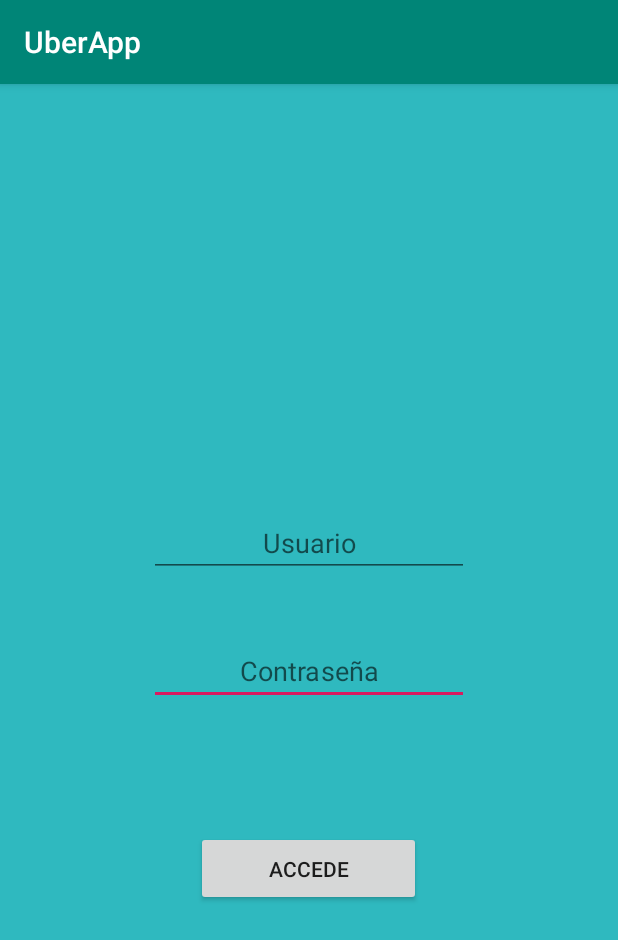
After one commit to spozap/JdaUber, an Android app: the LoginDriver screen opened directly, with no data from a screen before it, on a phone screen of 412 x 824 dp. The commit adds this screen. Shown: the top 940 px of the screen. Run offline under Robolectric (Android 15) with nearby library versions, the phone set to English and light mode, and no system bars.

Commit message:
Creada pantalla de login para conductores

```diff
--- a/app/src/main/AndroidManifest.xml
+++ b/app/src/main/AndroidManifest.xml
@@ -26,6 +26,9 @@
                 <category android:name="android.intent.category.LAUNCHER" />
             </intent-filter>
         </activity>
+        <activity android:name=".LoginDriver">
+
+        </activity>
     </application>
 
 </manifest>
--- /dev/null
+++ b/app/src/main/java/com/example/uberapp/LoginDriver.java
@@ -0,0 +1,67 @@
+package com.example.uberapp;
+
+import android.content.Intent;
+import android.os.Bundle;
+import android.view.View;
+import android.widget.Button;
+import android.widget.TextView;
+
+import androidx.appcompat.app.AppCompatActivity;
+
+public class LoginDriver extends AppCompatActivity {
+
+    private Button btnLoginDriver;
+    private TextView userDriver;
+    private TextView passDriver;
+    private TextView tries;
+    private int intentos = 3;
+
+    @Override
+    protected void onCreate(Bundle savedInstanceState) {
+        super.onCreate(savedInstanceState);
+        setContentView(R.layout.login_driver);
+
+
+        btnLoginDriver = findViewById(R.id.btnLogin);
+        userDriver = findViewById(R.id.txtUserDriver);
+        passDriver = findViewById(R.id.txtPassDriver);
+        tries = findViewById(R.id.driverTries);
+
+        btnLoginDriver.setOnClickListener(new View.OnClickListener() {
+            @Override
+            public void onClick(View v) {
+                validateLoginDriver(userDriver.getText().toString(),passDriver.getText().toString());
+            }
+        });
+
+    }
+
+    public void validateLoginDriver(String DriverTxt, String DriverPasswd){
+        if(DriverTxt.equals("admin") && DriverPasswd.equals("1234")){
+            Intent intent = new Intent(this, MainActivity.class);
+            startActivity(intent);
+        } else {
+            CheckIntentos(intentos);
+        }
+    }
+
+    public void CheckIntentos(int ints){
+        ints = getIntentos();
+        if (ints > 1) {
+            ints--;
+            tries.setText("Tienes "+ints+" intentos disponibles");
+            setIntentos(ints);
+        } else {
+            btnLoginDriver.setEnabled(false); // Desactivar el boton de login
+            tries.setText("Te has quedado sin intentos , intentalo más tarde");
+        }
+    }
+
+    public int getIntentos() {
+        return intentos;
+    }
+
+    public void setIntentos(int intentos) {
+        this.intentos = intentos;
+    }
+}
--- a/app/src/main/java/com/example/uberapp/WelcomeScreen.java
+++ b/app/src/main/java/com/example/uberapp/WelcomeScreen.java
@@ -26,12 +26,13 @@ public class WelcomeScreen extends AppCompatActivity {
               startActivity(intent);
             }
         });
-       /*
+
         btnDriver.setOnClickListener(new View.OnClickListener() {
             @Override
             public void onClick(View v) {
-                Intent intent = new Intent(this,)
+                Intent intent = new Intent(v.getContext(),LoginDriver.class);
+                startActivity(intent);
             }
-        }); */
+        });
     }
 }
--- /dev/null
+++ b/app/src/main/res/layout/login_driver.xml
@@ -0,0 +1,64 @@
+<?xml version="1.0" encoding="utf-8"?>
+<androidx.constraintlayout.widget.ConstraintLayout xmlns:android="http://schemas.android.com/apk/res/android"
+    xmlns:app="http://schemas.android.com/apk/res-auto"
+    xmlns:tools="http://schemas.android.com/tools"
+    android:layout_width="match_parent"
+    android:layout_height="match_parent"
+    android:background="#2FB9BF"
+    android:orientation="vertical">
+
+
+    <Button
+        android:id="@+id/btnLogin"
+        android:layout_width="150dp"
+        android:layout_height="50dp"
+        android:layout_marginBottom="220dp"
+        android:text="@string/login"
+        app:layout_constraintBottom_toBottomOf="parent"
+        app:layout_constraintEnd_toEndOf="parent"
+        app:layout_constraintHorizontal_bias="0.498"
+        app:layout_constraintStart_toStartOf="parent" />
+
+    <EditText
+        android:id="@+id/txtPassDriver"
+        android:layout_width="wrap_content"
+        android:layout_height="wrap_content"
+        android:layout_marginBottom="84dp"
+        android:ems="10"
+        android:hint="@string/pass_hint"
+        android:importantForAutofill="no"
+        android:inputType="textPassword"
+        android:textAlignment="center"
+        app:layout_constraintBottom_toTopOf="@+id/btnLogin"
+        app:layout_constraintEnd_toEndOf="parent"
+        app:layout_constraintStart_toStartOf="parent" />
+
+    <EditText
+        android:id="@+id/txtUserDriver"
+        android:layout_width="wrap_content"
+        android:layout_height="wrap_content"
+        android:layout_marginBottom="40dp"
+        android:ems="10"
+        android:hint="@string/user_hint"
+        android:importantForAutofill="no"
+        android:inputType="textPersonName"
+        android:textAlignment="center"
+        app:layout_constraintBottom_toTopOf="@+id/txtPassDriver"
+        app:layout_constraintEnd_toEndOf="parent"
+        app:layout_constraintStart_toStartOf="parent" />
+
+    <TextView
+        android:id="@+id/driverTries"
+        android:layout_width="wrap_content"
+        android:layout_height="wrap_content"
+        android:layout_marginTop="36dp"
+        android:text=""
+        android:textColor="#E50000"
+        app:layout_constraintBottom_toTopOf="@+id/btnLogin"
+        app:layout_constraintEnd_toEndOf="parent"
+        app:layout_constraintHorizontal_bias="0.5"
+        app:layout_constraintStart_toStartOf="parent"
+        app:layout_constraintTop_toBottomOf="@+id/txtPassDriver"
+        app:layout_constraintVertical_bias="0.0" />
+
+</androidx.constraintlayout.widget.ConstraintLayout>
```
